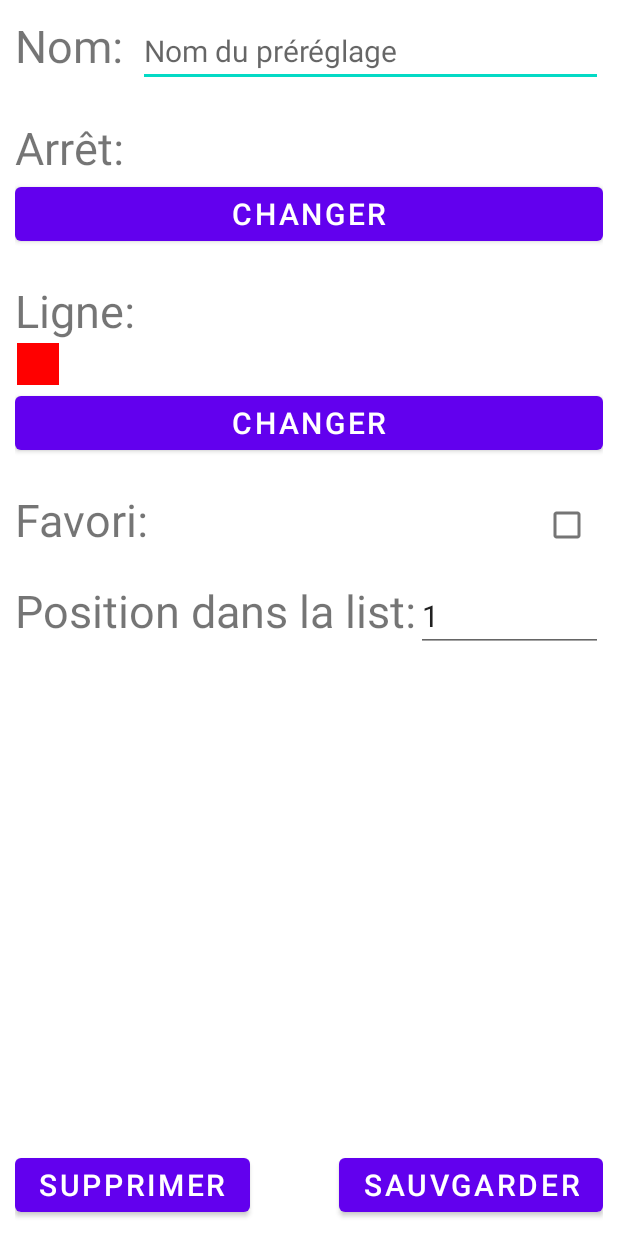
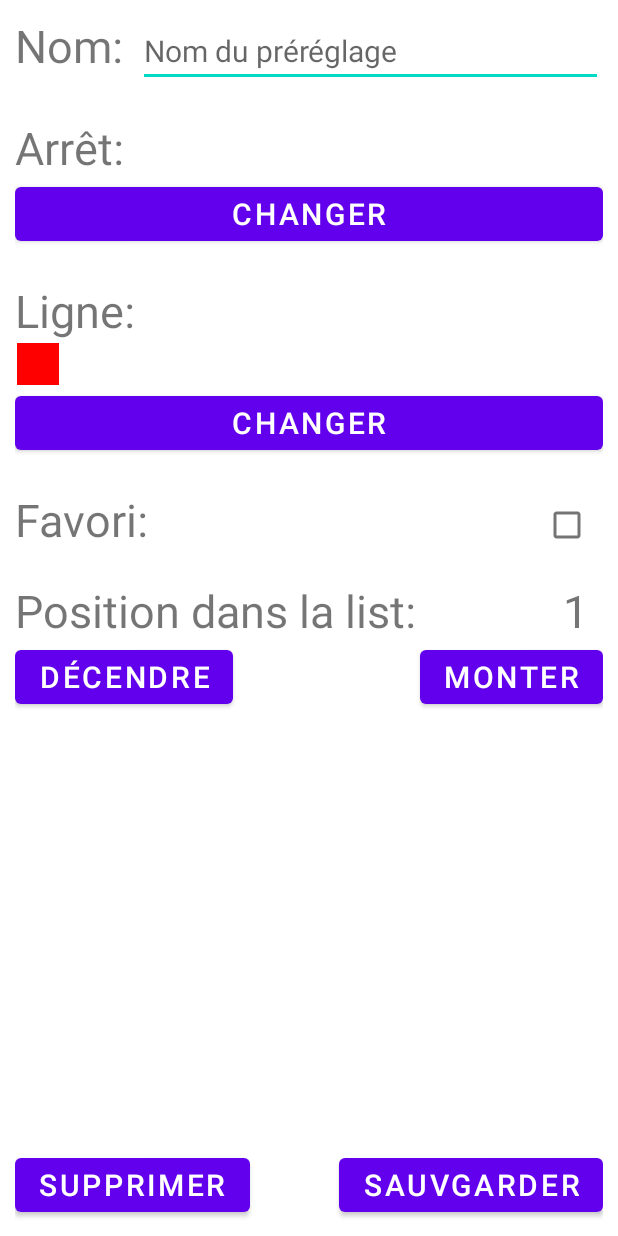
Before and after one commit to Bubulleux/Better-Bus-Poitiers, an Android app: the PresetEditionActivity screen opened directly, with no data from a screen before it, on a phone screen of 412 x 824 dp. Run offline under Robolectric (Android 15) with nearby library versions, the light colour scheme and no system bars; 10 statements that could not run were skipped.

Commit message:
order widget

```diff
--- a/app/build.gradle
+++ b/app/build.gradle
@@ -25,6 +25,9 @@ android {
         sourceCompatibility JavaVersion.VERSION_1_8
         targetCompatibility JavaVersion.VERSION_1_8
     }
+    buildFeatures {
+        viewBinding true
+    }
 }
 
 dependencies {
--- a/app/src/main/java/com/example/vitalisapp/PresetEditionActivity.java
+++ b/app/src/main/java/com/example/vitalisapp/PresetEditionActivity.java
@@ -30,7 +30,9 @@ public class PresetEditionActivity extends AppCompatActivity
 	private GridView lineListView;
 	private Button changeLineListBtn;
 	private CheckBox favoriteCheckBox;
-	private EditText newPosInput;
+	private TextView positionOutput;
+	private Button upBtn;
+	private Button downBtn;
 
 	private Button saveBtn;
 	private Button deleteBtn;
@@ -42,6 +44,7 @@ public class PresetEditionActivity extends AppCompatActivity
 	private Station[] stations;
 	private ApiHelper apiHelper;
 	private int index;
+	private int newPosition;
 	private int presetsCount;
 	private Line[] stationLine;
 
@@ -69,7 +72,9 @@ public class PresetEditionActivity extends AppCompatActivity
 
 		favoriteCheckBox = findViewById(R.id.favorite_check_box);
 
-		newPosInput = findViewById(R.id.text_order_index);
+		positionOutput = findViewById(R.id.output_position);
+		upBtn = findViewById(R.id.up_btn);
+		downBtn = findViewById(R.id.down_btn);
 
 		saveBtn = findViewById(R.id.save_btn);
 		deleteBtn = findViewById(R.id.delete_btn);
@@ -84,6 +89,7 @@ public class PresetEditionActivity extends AppCompatActivity
 		preset = (PresetItem) intent.getSerializableExtra("Preset");
 		stations = (Station[]) intent.getSerializableExtra("Stations");
 		index = (Integer) intent.getSerializableExtra("Index");
+		newPosition = index;
 		presetsCount = (Integer) intent.getSerializableExtra("PresetsCount");
 		apiHelper = new ApiHelper();
 		apiHelper.token = (String) intent.getSerializableExtra("Token");
@@ -150,40 +156,22 @@ public class PresetEditionActivity extends AppCompatActivity
 			public void afterTextChanged(Editable editable) { }
 		});
 
-		newPosInput.setText(Integer.toString(index + 1));
-		newPosInput.setOnFocusChangeListener((view, b) ->
+		upBtn.setOnClickListener((View view) ->
 		{
-			if (!b)
-			{
-				try
-				{
+			newPosition -= 1;
+			if (newPosition < 0)
+				newPosition = 0;
+			RefreshNewPosition();
+		});
 
-					int indexInput = Integer.parseInt(newPosInput.getText().toString());
-					if (indexInput < 1)
-						indexInput = 1;
-					if (indexInput > presetsCount)
-						indexInput = presetsCount;
+		downBtn.setOnClickListener((View view) ->
+		{
+			newPosition += 1;
+			if (newPosition >= presetsCount)
+				newPosition = presetsCount - 1;
+			RefreshNewPosition();
+		});
 
-					newPosInput.setText(Integer.toString(indexInput));
-				}
-				catch (Exception e)
-				{
-					newPosInput.setText(Integer.toString(index));
-				}
-			}
-		});
-		newPosInput.addTextChangedListener(new TextWatcher() {
-			@Override
-			public void beforeTextChanged(CharSequence charSequence, int i, int i1, int i2) { }
-
-			@Override
-			public void onTextChanged(CharSequence charSequence, int i, int i1, int i2) { }
-
-			@Override
-			public void afterTextChanged(Editable editable)
-			{
-			}
-		});
 
 		saveBtn.setOnClickListener((View view) -> SaveBtn());
 		deleteBtn.setOnClickListener((View view) -> DeleteBtn());
@@ -223,7 +211,7 @@ public class PresetEditionActivity extends AppCompatActivity
 		Intent intent = new Intent();
 		intent.putExtra("Preset", delete ? null : preset);
 		intent.putExtra("Index", index);
-		intent.putExtra("NewPos", Integer.parseInt(newPosInput.getText().toString()) - 1);
+		intent.putExtra("NewPos", newPosition);
 		setResult(RESULT_OK, intent);
 		finish();
 	}
@@ -273,6 +261,12 @@ public class PresetEditionActivity extends AppCompatActivity
 		stationName.setText(preset.stationName);
 		favoriteCheckBox.setChecked(preset.isFavorite);
 		RefreshGridViewLine();
+		RefreshNewPosition();
+	}
+
+	public void RefreshNewPosition()
+	{
+		positionOutput.setText(Integer.toString(newPosition + 1));
 	}
 
 
--- a/app/src/main/res/layout/activity_preset_edition.xml
+++ b/app/src/main/res/layout/activity_preset_edition.xml
@@ -30,6 +30,8 @@
 			app:layout_constraintRight_toRightOf="parent"
 			app:layout_constraintLeft_toRightOf="@id/name_preset_text_view"
 			android:id="@+id/name_preset_edit_text"/>
+
+
 
 
 <!--Station -->
@@ -122,19 +124,39 @@
 			app:layout_constraintTop_toBottomOf="@id/favorite_text_view"
 			app:layout_constraintLeft_toLeftOf="parent"/>
 
-	<EditText
+	<TextView
 			android:layout_width="0dp"
 			android:layout_height="wrap_content"
-			android:id="@+id/text_order_index"
-			android:textSize="20sp"
-			android:inputType="number"
-			android:maxLines="1"
+			android:id="@+id/output_position"
+			android:textSize="@dimen/textSize"
 			android:text="000"
+			android:gravity="right"
 
-			android:layout_marginTop="@dimen/top_margin"
-			app:layout_constraintTop_toBottomOf="@id/favorite_text_view"
+			android:layout_marginRight="10dp"
+			app:layout_constraintTop_toTopOf="@id/text_order"
 			app:layout_constraintRight_toRightOf="parent"
 			app:layout_constraintLeft_toRightOf="@id/text_order"/>
+
+	<Button
+			android:layout_width="wrap_content"
+			android:layout_height="wrap_content"
+			android:id="@+id/up_btn"
+			android:text="@string/up"
+			android:textSize="@dimen/btn_text_size"
+
+			app:layout_constraintTop_toBottomOf="@id/text_order"
+			app:layout_constraintRight_toRightOf="parent"/>
+
+	<Button
+			android:layout_width="wrap_content"
+			android:layout_height="wrap_content"
+			android:id="@+id/down_btn"
+			android:text="@string/down"
+			android:textSize="@dimen/btn_text_size"
+
+			app:layout_constraintTop_toBottomOf="@id/text_order"
+			app:layout_constraintLeft_toLeftOf="parent"/>
+
 
 
 
--- a/app/src/main/res/values-night/themes.xml
+++ b/app/src/main/res/values-night/themes.xml
@@ -13,4 +13,9 @@
 		<item name="android:statusBarColor" tools:targetApi="l">?attr/colorPrimaryVariant</item>
 		<!-- Customize your theme here. -->
 	</style>
+
+	<style name="ThemeOverlay.VItalisApp.AppWidgetContainer" parent="">
+		<item name="appWidgetBackgroundColor">@color/light_blue_900</item>
+		<item name="appWidgetTextColor">@color/light_blue_200</item>
+	</style>
 </resources>
--- /dev/null
+++ b/app/src/main/res/values/attrs.xml
@@ -0,0 +1,6 @@
+<resources>
+	<declare-styleable name="AppWidgetAttrs">
+		<attr name="appWidgetBackgroundColor" format="color"/>
+		<attr name="appWidgetTextColor" format="color"/>
+	</declare-styleable>
+</resources>
--- a/app/src/main/res/values/colors.xml
+++ b/app/src/main/res/values/colors.xml
@@ -8,4 +8,8 @@
 	<color name="black">#FF000000</color>
 	<color name="white">#FFFFFFFF</color>
 	<color name="color_btn">#33AA33</color>
+	<color name="light_blue_50">#FFE1F5FE</color>
+	<color name="light_blue_200">#FF81D4FA</color>
+	<color name="light_blue_600">#FF039BE5</color>
+	<color name="light_blue_900">#FF01579B</color>
 </resources>
--- a/app/src/main/res/values/dimens.xml
+++ b/app/src/main/res/values/dimens.xml
@@ -7,4 +7,10 @@
 	<dimen name="line_square_margin">2dp</dimen>
 	<dimen name="line_square_text_size">30dp</dimen>
 	<dimen name="layout_padding">10dp</dimen>
+
+	<!--
+Refer to App Widget Documentation for margin information
+http://developer.android.com/guide/topics/appwidgets/index.html#CreatingLayout
+    -->
+	<dimen name="widget_margin">0dp</dimen>
 </resources>
--- a/app/src/main/res/values/strings.xml
+++ b/app/src/main/res/values/strings.xml
@@ -33,4 +33,6 @@
 
 	<string name="yes">Oui</string>
 	<string name="no">Non</string>
+	<string name="appwidget_text">EXAMPLE</string>
+	<string name="add_widget">Add widget</string>
 </resources>
--- a/app/src/main/res/values/themes.xml
+++ b/app/src/main/res/values/themes.xml
@@ -13,4 +13,9 @@
 		<item name="android:statusBarColor" tools:targetApi="l">?attr/colorPrimaryVariant</item>
 		<!-- Customize your theme here. -->
 	</style>
+
+	<style name="ThemeOverlay.VItalisApp.AppWidgetContainer" parent="">
+		<item name="appWidgetBackgroundColor">@color/light_blue_600</item>
+		<item name="appWidgetTextColor">@color/light_blue_50</item>
+	</style>
 </resources>
```
Also changed, not shown: app/src/main/AndroidManifest.xml (+10 -0 lines), app/src/main/java/com/example/vitalisapp/FavoritWidget.java (added, +45 -0 lines), app/src/main/res/layout/favorit_widget.xml (added, +12 -0 lines), app/src/main/res/xml/favorit_widget_info.xml (added, +11 -0 lines), app/src/main/res/drawable-nodpi/example_appwidget_preview.png (added).
